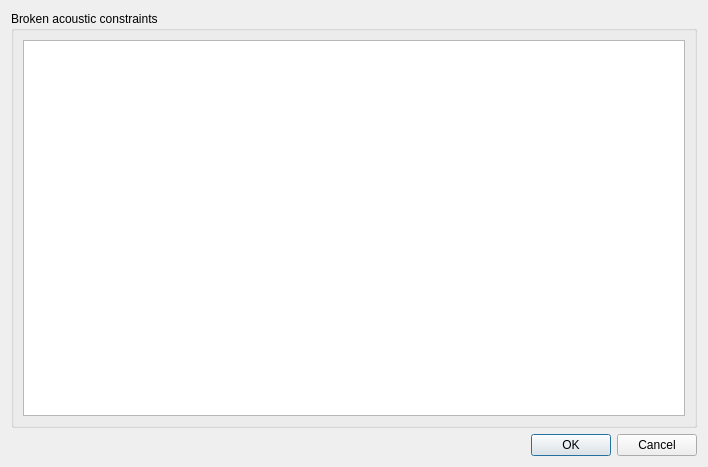
Old version of the form SIM-VICUS/src/SVAcousticConstraintsCheckDialog.ui in the repository ghorwin/SIM-VICUS.
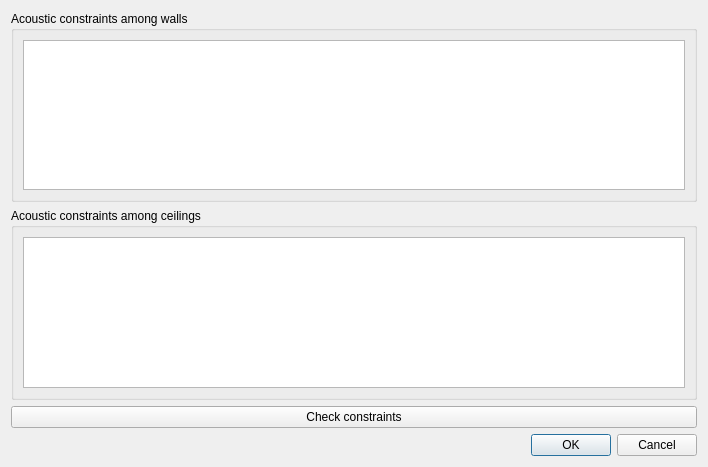
New version of the form.

Commit message: Added Acoustic Reference Components + Acoustic Building Types and implemented the acoustic constraints check

What changed in the file:
```diff
--- a/SIM-VICUS/src/SVAcousticConstraintsCheckDialog.ui
+++ b/SIM-VICUS/src/SVAcousticConstraintsCheckDialog.ui
@@ -17,7 +17,7 @@
    <item>
     <widget class="QGroupBox" name="groupBox">
      <property name="title">
-      <string>Broken acoustic constraints</string>
+      <string>Acoustic constraints among walls</string>
      </property>
      <layout class="QVBoxLayout" name="verticalLayout_2">
       <item>
@@ -26,6 +26,25 @@
      </layout>
     </widget>
    </item>
+   <item>
+    <widget class="QGroupBox" name="groupBox_2">
+     <property name="title">
+      <string>Acoustic constraints among ceilings</string>
+     </property>
+     <layout class="QVBoxLayout" name="verticalLayout_3">
+      <item>
+       <widget class="QTableWidget" name="tableWidgetCeilings"/>
+      </item>
+     </layout>
+    </widget>
+   </item>
+   <item>
+    <widget class="QPushButton" name="pushButtonCheckConstraints">
+     <property name="text">
+      <string>Check constraints</string>
+     </property>
+    </widget>
+   </item>
    <item>
     <widget class="QDialogButtonBox" name="buttonBox">
      <property name="orientation">
```
Left out of the diff: 2 changed lines with no effect on the pictures. The commit also changes 21 other files.
